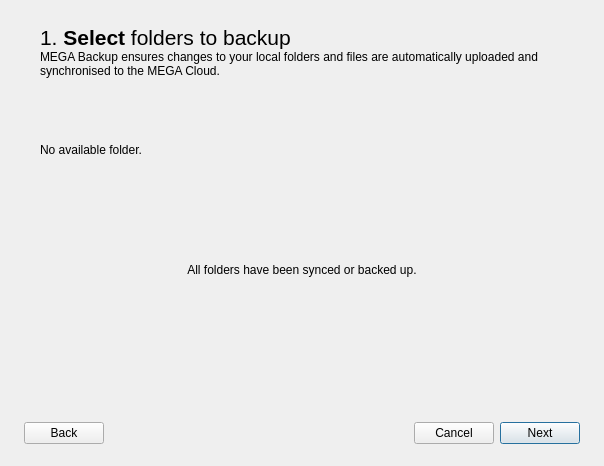
Qt form src/MEGASync/gui/win/BackupsWizard.ui (meganz/MEGAsync) before a commit.
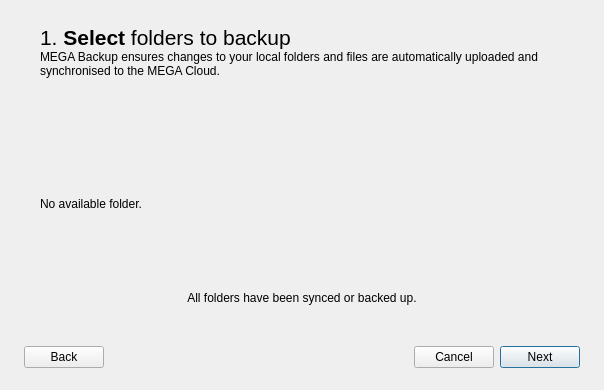
The same form after that commit. The open tabs and pages were chosen to show the change. Icons and pictures are not drawn.

Commit message: BackupsWizard: ui: remove sizeconstraints as much as possible

What changed in the file:
```diff
--- a/src/MEGASync/gui/win/BackupsWizard.ui
+++ b/src/MEGASync/gui/win/BackupsWizard.ui
@@ -10,11 +10,11 @@
     <x>0</x>
     <y>0</y>
     <width>604</width>
-    <height>466</height>
+    <height>390</height>
    </rect>
   </property>
   <property name="sizePolicy">
-   <sizepolicy hsizetype="Minimum" vsizetype="Fixed">
+   <sizepolicy hsizetype="Preferred" vsizetype="Expanding">
     <horstretch>0</horstretch>
     <verstretch>0</verstretch>
    </sizepolicy>
@@ -266,7 +266,7 @@
    <item>
     <widget class="QStackedWidget" name="sSteps">
      <property name="sizePolicy">
-      <sizepolicy hsizetype="Preferred" vsizetype="Preferred">
+      <sizepolicy hsizetype="Preferred" vsizetype="Expanding">
        <horstretch>0</horstretch>
        <verstretch>0</verstretch>
       </sizepolicy>
@@ -276,7 +276,7 @@
      </property>
      <widget class="QWidget" name="pStep1">
       <property name="sizePolicy">
-       <sizepolicy hsizetype="Preferred" vsizetype="Preferred">
+       <sizepolicy hsizetype="Preferred" vsizetype="Expanding">
         <horstretch>0</horstretch>
         <verstretch>0</verstretch>
        </sizepolicy>
@@ -335,23 +335,11 @@
        <item>
         <widget class="QFrame" name="fFoldersS1">
          <property name="sizePolicy">
-          <sizepolicy hsizetype="Preferred" vsizetype="Maximum">
+          <sizepolicy hsizetype="Preferred" vsizetype="Expanding">
            <horstretch>0</horstretch>
            <verstretch>0</verstretch>
           </sizepolicy>
          </property>
-         <property name="minimumSize">
-          <size>
-           <width>0</width>
-           <height>0</height>
-          </size>
-         </property>
-         <property name="maximumSize">
-          <size>
-           <width>16777215</width>
-           <height>16777215</height>
-          </size>
-         </property>
          <property name="frameShape">
           <enum>QFrame::NoFrame</enum>
          </property>
@@ -466,23 +454,11 @@
           <item>
            <widget class="QStackedWidget" name="sFolders">
             <property name="sizePolicy">
-             <sizepolicy hsizetype="Preferred" vsizetype="Maximum">
+             <sizepolicy hsizetype="Preferred" vsizetype="Expanding">
               <horstretch>0</horstretch>
               <verstretch>0</verstretch>
              </sizepolicy>
             </property>
-            <property name="minimumSize">
-             <size>
-              <width>0</width>
-              <height>47</height>
-             </size>
-            </property>
-            <property name="maximumSize">
-             <size>
-              <width>16777215</width>
-              <height>122</height>
-             </size>
-            </property>
             <property name="currentIndex">
              <number>0</number>
             </property>
@@ -592,23 +568,11 @@
             </widget>
             <widget class="QWidget" name="pNoFolders">
              <property name="sizePolicy">
-              <sizepolicy hsizetype="Preferred" vsizetype="Preferred">
+              <sizepolicy hsizetype="Preferred" vsizetype="Maximum">
                <horstretch>0</horstretch>
                <verstretch>0</verstretch>
               </sizepolicy>
              </property>
-             <property name="minimumSize">
-              <size>
-               <width>0</width>
-               <height>47</height>
-              </size>
-             </property>
-             <property name="maximumSize">
-              <size>
-               <width>16777215</width>
-               <height>47</height>
-              </size>
-             </property>
              <layout class="QVBoxLayout" name="pFoldersLayout">
               <property name="spacing">
                <number>0</number>
@@ -617,34 +581,22 @@
                <number>0</number>
               </property>
               <property name="topMargin">
-               <number>0</number>
+               <number>14</number>
               </property>
               <property name="rightMargin">
                <number>0</number>
               </property>
               <property name="bottomMargin">
-               <number>0</number>
+               <number>14</number>
               </property>
               <item>
                <widget class="QLabel" name="lNoAvailableFolder">
                 <property name="sizePolicy">
-                 <sizepolicy hsizetype="Preferred" vsizetype="Fixed">
+                 <sizepolicy hsizetype="Preferred" vsizetype="Maximum">
                   <horstretch>0</horstretch>
                   <verstretch>0</verstretch>
                  </sizepolicy>
                 </property>
-                <property name="minimumSize">
-                 <size>
-                  <width>0</width>
-                  <height>47</height>
-                 </size>
-                </property>
-                <property name="maximumSize">
-                 <size>
-                  <width>16777215</width>
-                  <height>47</height>
-                 </size>
-                </property>
                 <property name="text">
                  <string>No available folder.</string>
                 </property>
@@ -669,33 +621,36 @@
           <number>0</number>
          </property>
          <widget class="QWidget" name="pAllFoldersSynced">
+          <property name="sizePolicy">
+           <sizepolicy hsizetype="Preferred" vsizetype="Maximum">
+            <horstretch>0</horstretch>
+            <verstretch>0</verstretch>
+           </sizepolicy>
+          </property>
           <layout class="QHBoxLayout" name="wButtonsLayout">
+           <property name="leftMargin">
+            <number>66</number>
+           </property>
+           <property name="rightMargin">
+            <number>66</number>
+           </property>
            <item>
             <widget class="QLabel" name="lAllFoldersSynced">
              <property name="sizePolicy">
-              <sizepolicy hsizetype="Maximum" vsizetype="Preferred">
+              <sizepolicy hsizetype="Preferred" vsizetype="Maximum">
                <horstretch>0</horstretch>
                <verstretch>0</verstretch>
               </sizepolicy>
              </property>
-             <property name="minimumSize">
-              <size>
-               <width>350</width>
-               <height>26</height>
-              </size>
-             </property>
-             <property name="maximumSize">
-              <size>
-               <width>16777215</width>
-               <height>26</height>
-              </size>
-             </property>
              <property name="text">
               <string>All folders have been synced or backed up.</string>
              </property>
              <property name="alignment">
               <set>Qt::AlignCenter</set>
              </property>
+             <property name="wordWrap">
+              <bool>true</bool>
+             </property>
             </widget>
            </item>
           </layout>
@@ -731,19 +686,6 @@
          </widget>
         </widget>
        </item>
-       <item>
-        <spacer name="verticalSpacer">
-         <property name="orientation">
-          <enum>Qt::Vertical</enum>
-         </property>
-         <property name="sizeHint" stdset="0">
-          <size>
-           <width>20</width>
-           <height>0</height>
-          </size>
-         </property>
-        </spacer>
-       </item>
       </layout>
      </widget>
      <widget class="QWidget" name="pStep2">
```
Left out of the diff: 56 changed lines with no effect on the pictures. The commit also changes 3 other files.
